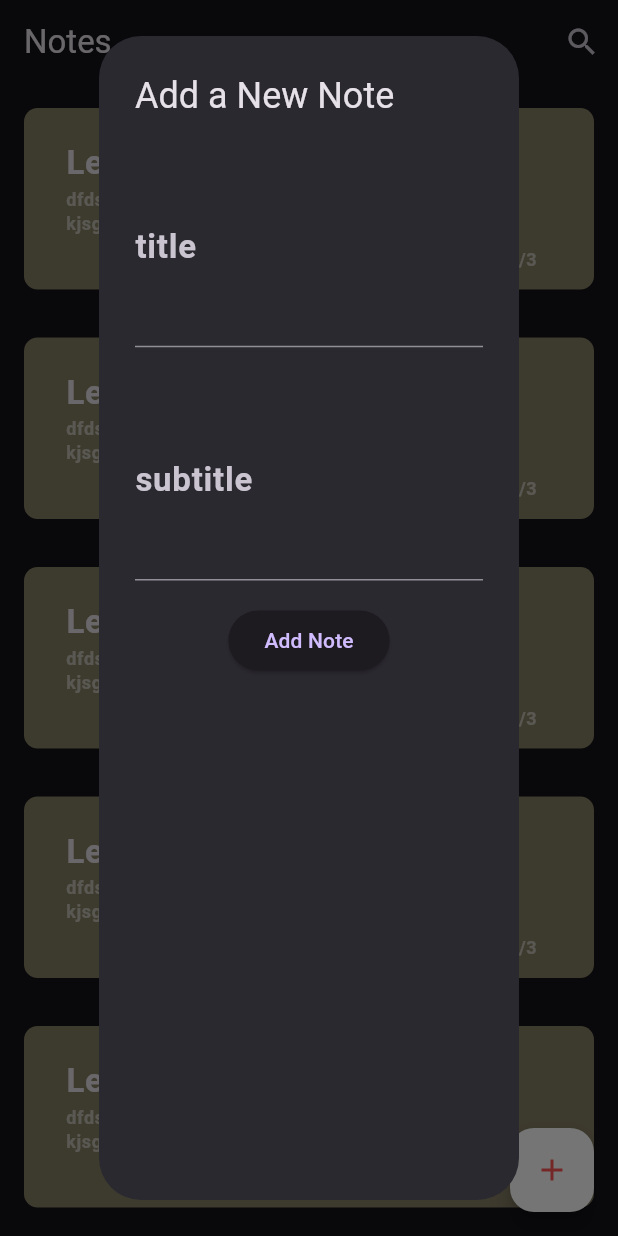
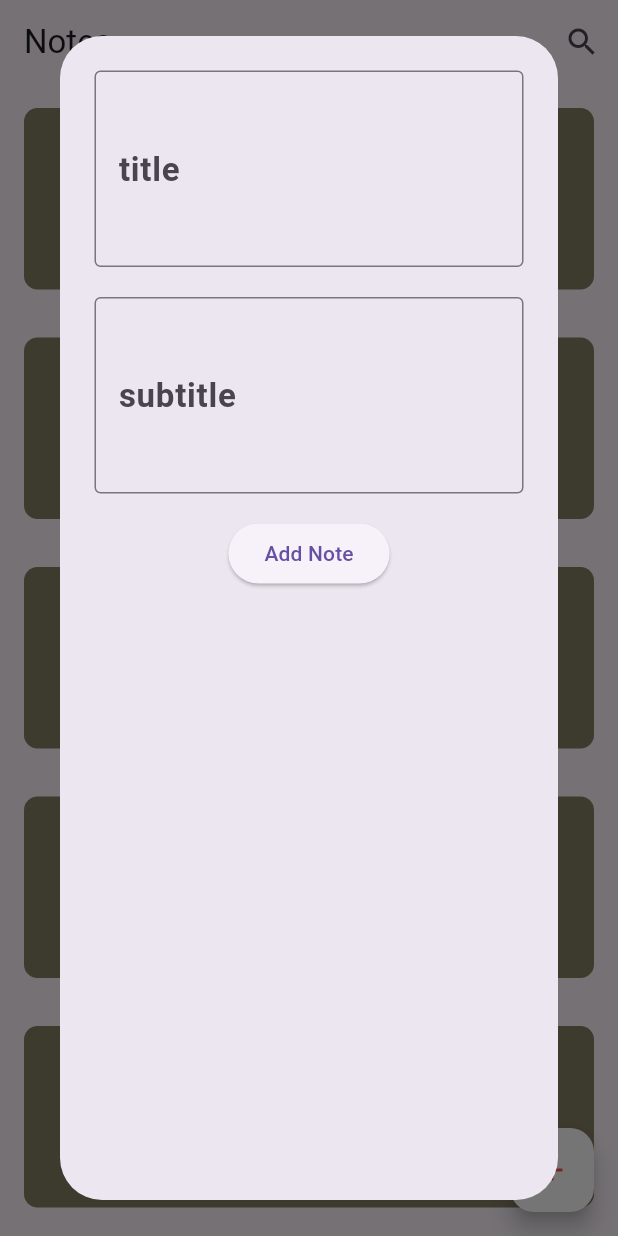
Before and after one commit to HussienAboSoker/notes, a Flutter app: the screen it shows after launch, after a tap on the "add" icon, on a phone screen of 412 x 824 dp. Run offline on Flutter 3.47's test engine with Material 3 defaults, Android fonts, the phone set to English and light mode, and no system bars.

Commit message:
change dialoag

```diff
--- a/lib/main.dart
+++ b/lib/main.dart
@@ -35,7 +35,7 @@ class MyApp extends StatelessWidget {
             color: Colors.white.withOpacity(.5),
           ),
         ),
-        brightness: Brightness.dark,
+        brightness: Brightness.light,
       ),
       home: const HomePage(),
     );
--- a/lib/views/widgets/dialog.dart
+++ b/lib/views/widgets/dialog.dart
@@ -6,15 +6,15 @@ class AddNoteDialog extends StatelessWidget {
 
   @override
   Widget build(BuildContext context) {
-    return AlertDialog(
-      title: const Text('Add a New Note'),
-      content: Column(
-        mainAxisSize: MainAxisSize.max,
+    return Dialog(
+      child: Padding(
+        padding: const EdgeInsets.all(23),
+        child: Column(
           children: [
             const TextField(
-
               decoration: InputDecoration(
                 labelText: 'title',
+                border: OutlineInputBorder(),
               ),
               maxLines: 3,
             ),
@@ -24,6 +24,7 @@ class AddNoteDialog extends StatelessWidget {
             const TextField(
               decoration: InputDecoration(
                 labelText: 'subtitle',
+                border: OutlineInputBorder(),
               ),
               maxLines: 3,
             ),
@@ -37,6 +38,7 @@ class AddNoteDialog extends StatelessWidget {
             ),
           ],
         ),
+      ),
     );
   }
 }
```
Lines whose indentation alone changed are shown as unchanged.
